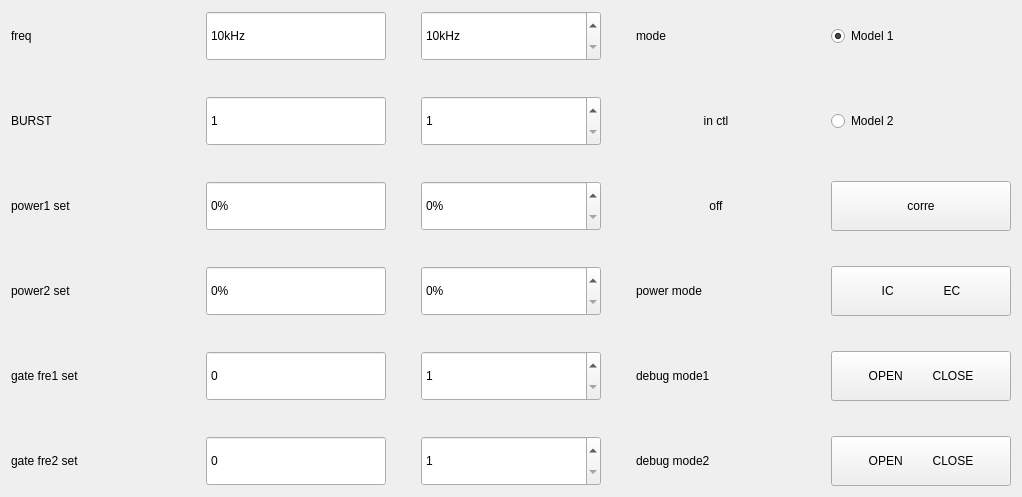
The window that macousto_pso.ui (yuanjinxin123/shenglei) describes before a commit, drawn with Qt 5.
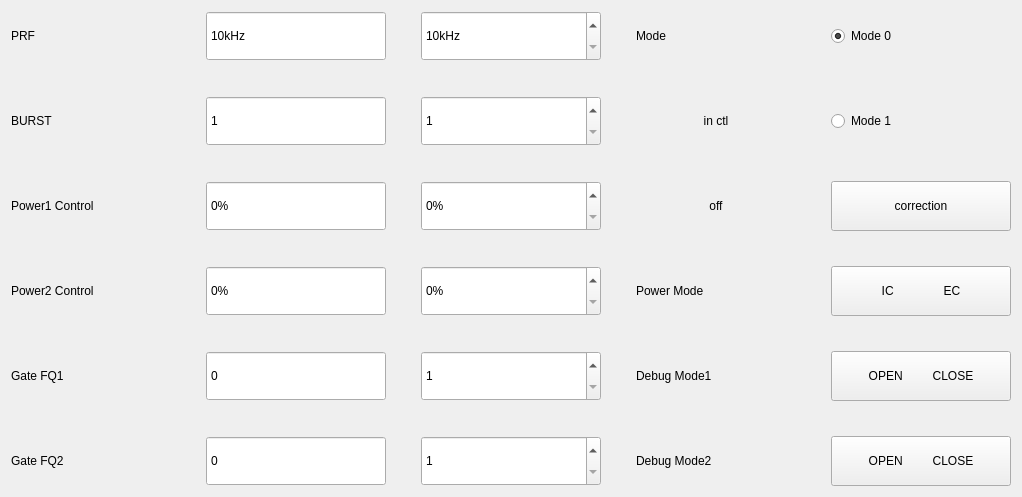
The same window after the commit.

What changed in the file:
```diff
--- a/macousto_pso.ui
+++ b/macousto_pso.ui
@@ -34,7 +34,7 @@
         </size>
        </property>
        <property name="text">
-        <string>freq</string>
+        <string>PRF</string>
        </property>
        <property name="alignment">
         <set>Qt::AlignLeading|Qt::AlignLeft|Qt::AlignVCenter</set>
@@ -190,7 +190,7 @@
         </size>
        </property>
        <property name="text">
-        <string>power1 set</string>
+        <string>Power1 Control</string>
        </property>
        <property name="alignment">
         <set>Qt::AlignLeading|Qt::AlignLeft|Qt::AlignVCenter</set>
@@ -262,7 +262,7 @@
         </size>
        </property>
        <property name="text">
-        <string>power2 set</string>
+        <string>Power2 Control</string>
        </property>
        <property name="alignment">
         <set>Qt::AlignLeading|Qt::AlignLeft|Qt::AlignVCenter</set>
@@ -334,7 +334,7 @@
         </size>
        </property>
        <property name="text">
-        <string>gate fre1 set</string>
+        <string>Gate FQ1</string>
        </property>
        <property name="alignment">
         <set>Qt::AlignLeading|Qt::AlignLeft|Qt::AlignVCenter</set>
@@ -409,7 +409,7 @@
         </size>
        </property>
        <property name="text">
-        <string>gate fre2 set</string>
+        <string>Gate FQ2</string>
        </property>
        <property name="alignment">
         <set>Qt::AlignLeading|Qt::AlignLeft|Qt::AlignVCenter</set>
@@ -488,7 +488,7 @@
         </size>
        </property>
        <property name="text">
-        <string>mode</string>
+        <string>Mode</string>
        </property>
        <property name="alignment">
         <set>Qt::AlignLeading|Qt::AlignLeft|Qt::AlignVCenter</set>
@@ -510,7 +510,7 @@
         </size>
        </property>
        <property name="text">
-        <string>Model 1</string>
+        <string>Mode 0</string>
        </property>
        <property name="checked">
         <bool>true</bool>
@@ -560,7 +560,7 @@
         </size>
        </property>
        <property name="text">
-        <string>Model 2</string>
+        <string>Mode 1</string>
        </property>
       </widget>
      </item>
@@ -610,7 +610,7 @@
         </size>
        </property>
        <property name="text">
-        <string>corre</string>
+        <string>correction</string>
        </property>
       </widget>
      </item>
@@ -629,7 +629,7 @@
         </size>
        </property>
        <property name="text">
-        <string>power mode</string>
+        <string>Power Mode</string>
        </property>
        <property name="alignment">
         <set>Qt::AlignLeading|Qt::AlignLeft|Qt::AlignVCenter</set>
@@ -670,7 +670,7 @@
         </size>
        </property>
        <property name="text">
-        <string>debug mode1</string>
+        <string>Debug Mode1</string>
        </property>
        <property name="alignment">
         <set>Qt::AlignLeading|Qt::AlignLeft|Qt::AlignVCenter</set>
@@ -711,7 +711,7 @@
         </size>
        </property>
        <property name="text">
-        <string>debug mode2</string>
+        <string>Debug Mode2</string>
        </property>
        <property name="alignment">
         <set>Qt::AlignLeading|Qt::AlignLeft|Qt::AlignVCenter</set>
```
